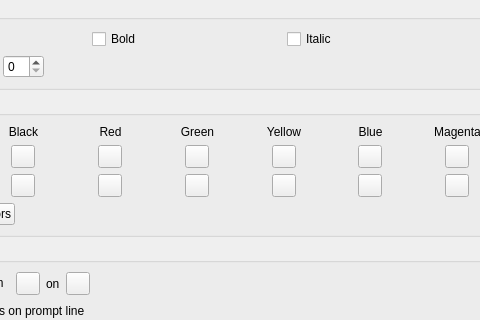
Old version of the form smushclient-qt/cpp/ui/worlddetails/output.ui in the repository jnbooth/smushclient; both pictures show x 116 to 596 and y 0 to 320 of the 800 by 600 pixel window.
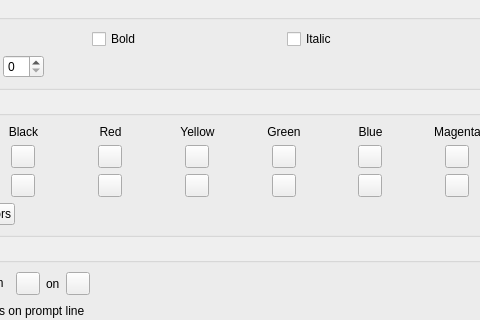
New version of the form. Icons and pictures are not drawn. Custom widgets are drawn as their Qt base class.

Patch:
```diff
--- a/smushclient-qt/cpp/ui/worlddetails/output.ui
+++ b/smushclient-qt/cpp/ui/worlddetails/output.ui
@@ -353,7 +353,7 @@
            </sizepolicy>
           </property>
           <property name="text">
-           <string>Yellow</string>
+           <string>Green</string>
           </property>
           <property name="alignment">
            <set>Qt::AlignmentFlag::AlignCenter</set>
@@ -517,7 +517,7 @@
            </sizepolicy>
           </property>
           <property name="text">
-           <string>Green</string>
+           <string>Yellow</string>
           </property>
           <property name="alignment">
            <set>Qt::AlignmentFlag::AlignCenter</set>
```
